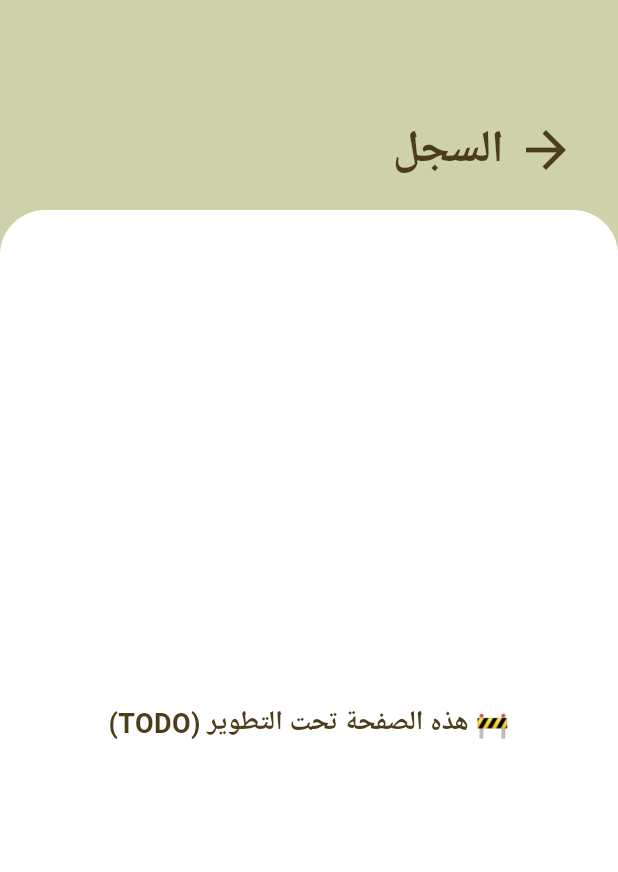
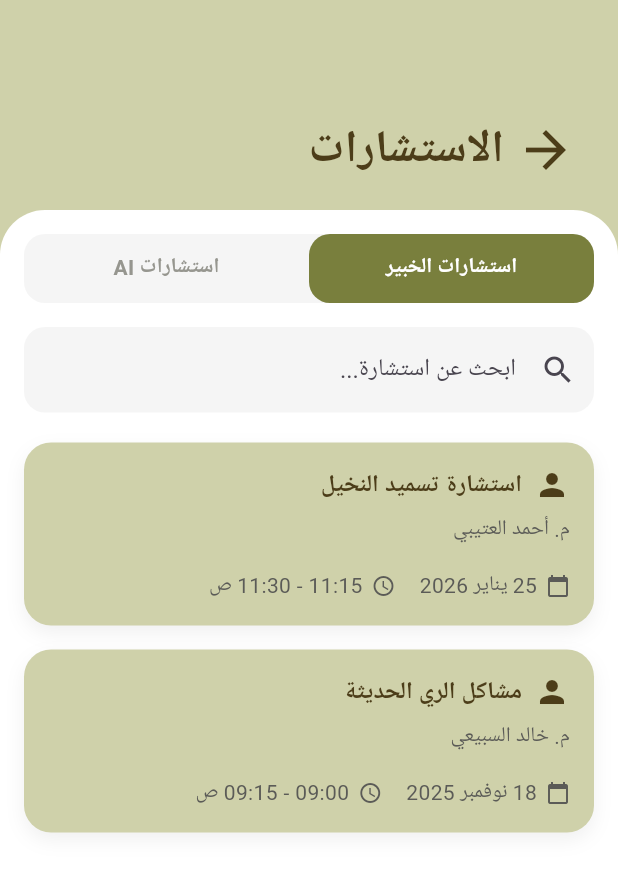
Before and after one commit to zaza386/Final-Project-NEKHLAWI, a Flutter app: the screen it shows once a user with an empty profile is signed in, after a tap on "سجلك", on a phone screen of 412 x 824 dp. Shown: the top 872 px of the screen. Run offline on Flutter 3.47's test engine with Material 3 defaults, Android fonts, the phone set to English and light mode, and no system bars; our stand-ins replace firebase_auth, firebase_core, get; accounts and stored records are empty.

```diff
--- a/NekhlawiApp/lib/core/theme/app_colors.dart
+++ b/NekhlawiApp/lib/core/theme/app_colors.dart
@@ -8,4 +8,5 @@ class AppColors {
   static const Color grey = Color(0xFF96968F);
   static const Color darkBrown = Color(0xFF4C3D19);
   static const Color darkGreen = Color(0xFF252F12);
+  static const Color darkGrey = Color.fromARGB(255, 91, 91, 87);
 }
--- a/NekhlawiApp/lib/core/widgets/consultation_card.dart
+++ b/NekhlawiApp/lib/core/widgets/consultation_card.dart
@@ -0,0 +1,96 @@
+import 'package:flutter/material.dart';
+import '../theme/app_colors.dart';
+
+class ConsultationCard extends StatelessWidget {
+  final String title;
+  final String subtitle;
+  final String date;
+  final String time;
+  final bool isAi;
+  final VoidCallback? onTap; // ✅ لازم يكون موجود
+
+  const ConsultationCard({
+    super.key,
+    required this.title,
+    required this.subtitle,
+    required this.date,
+    required this.time,
+    required this.isAi,
+    this.onTap, // ✅
+  });
+
+  @override
+  Widget build(BuildContext context) {
+    return InkWell( // ✅ مهم
+      onTap: onTap,
+      borderRadius: BorderRadius.circular(18),
+      child: Container(
+        width: double.infinity,
+        margin: const EdgeInsets.only(bottom: 16),
+        padding: const EdgeInsets.all(16),
+        decoration: BoxDecoration(
+          color: AppColors.header,
+          borderRadius: BorderRadius.circular(18),
+          boxShadow: [
+            BoxShadow(
+              color: Colors.black.withOpacity(0.06),
+              blurRadius: 10,
+              offset: const Offset(0, 5),
+            ),
+          ],
+        ),
+        child: Column(
+          crossAxisAlignment: CrossAxisAlignment.start,
+          children: [
+
+            Row(
+              children: [
+                Icon(
+                  isAi ? Icons.smart_toy : Icons.person,
+                  color: AppColors.darkBrown,
+                ),
+                const SizedBox(width: 8),
+                Expanded(
+                  child: Text(
+                    title,
+                    style: const TextStyle(
+                      fontSize: 16,
+                      fontWeight: FontWeight.bold,
+                      color: AppColors.darkBrown,
+                    ),
+                  ),
+                ),
+              ],
+            ),
+
+            const SizedBox(height: 8),
+
+            Text(
+              subtitle,
+              style: const TextStyle(
+                color: AppColors.darkGrey,
+                fontSize: 14,
+              ),
+            ),
+
+            const SizedBox(height: 16),
+
+            Row(
+              children: [
+                const Icon(Icons.calendar_today,
+                    size: 16, color: AppColors.darkGrey),
+                const SizedBox(width: 6),
+                Text(date, style: const TextStyle(color: AppColors.darkGrey)),
+                const SizedBox(width: 16),
+                const Icon(Icons.access_time,
+                    size: 16, color: AppColors.darkGrey),
+                const SizedBox(width: 6),
+                Text(time, style: const TextStyle(color: AppColors.darkGrey)),
+              ],
+            ),
+          ],
+        ),
+      ),
+    );
+  }
+}
--- a/NekhlawiApp/lib/core/widgets/header_background.dart
+++ b/NekhlawiApp/lib/core/widgets/header_background.dart
@@ -1,4 +1,3 @@
-
 import 'package:flutter/material.dart';
 import '../theme/app_colors.dart';
 import '../theme/app_text_styles.dart';
@@ -27,7 +26,7 @@ class HeaderBackground extends StatelessWidget {
         ),
       ),
       child: Row(
-          mainAxisAlignment: MainAxisAlignment.start,
+        crossAxisAlignment: CrossAxisAlignment.center,
         children: [
           if (showBack)
             IconButton(
@@ -36,7 +35,17 @@ class HeaderBackground extends StatelessWidget {
               iconSize: 40,
               color: AppColors.darkBrown,
             ),
-              Text(title, style: AppTextStyles.headerTitle),
+
+          /// ⭐ العنوان (الحل هنا)
+          Expanded(
+            child: Text(
+              title,
+              maxLines: 2,
+              overflow: TextOverflow.ellipsis,
+              softWrap: true,
+              style: AppTextStyles.headerTitle,
+            ),
+          ),
         ],
       ),
     );
--- a/NekhlawiApp/lib/pages/consultations_page.dart
+++ b/NekhlawiApp/lib/pages/consultations_page.dart
@@ -0,0 +1,205 @@
+import 'package:flutter/material.dart';
+import '../core/theme/app_colors.dart';
+import '../core/widgets/header_background.dart';
+import '../core/widgets/consultation_card.dart';
+import 'ai_consultation_details_page.dart';
+import 'expert_consultation_details_page.dart';
+
+class ConsultationsPage extends StatefulWidget {
+  const ConsultationsPage({super.key});
+
+  @override
+  State<ConsultationsPage> createState() => _ConsultationsPageState();
+}
+
+class _ConsultationsPageState extends State<ConsultationsPage> {
+  int selectedTab = 0; // 0 = خبير | 1 = AI
+
+  @override
+  Widget build(BuildContext context) {
+    return Directionality(
+      textDirection: TextDirection.rtl,
+      child: Scaffold(
+        body: Stack(
+          children: [
+            Container(color: AppColors.background),
+
+            /// Header
+            const HeaderBackground(title: 'الاستشارات'),
+
+            /// Content
+            Positioned(
+              top: 140,
+              left: 0,
+              right: 0,
+              bottom: 0,
+              child: Container(
+                padding: const EdgeInsets.all(16),
+                decoration: const BoxDecoration(
+                  color: AppColors.white,
+                  borderRadius: BorderRadius.only(
+                    topLeft: Radius.circular(30),
+                    topRight: Radius.circular(30),
+                  ),
+                ),
+                child: Column(
+                  children: [
+
+                    /// Tabs (خبير | AI)
+                    Container(
+                      height: 46,
+                      decoration: BoxDecoration(
+                        color: AppColors.background,
+                        borderRadius: BorderRadius.circular(14),
+                      ),
+                      child: Row(
+                        children: [
+                          _buildTab('استشارات الخبير', 0),
+                          _buildTab('استشارات AI', 1),
+                        ],
+                      ),
+                    ),
+
+                    const SizedBox(height: 16),
+
+                    /// Search
+                    TextField(
+                      decoration: InputDecoration(
+                        hintText: 'ابحث عن استشارة...',
+                        prefixIcon: const Icon(Icons.search),
+                        filled: true,
+                        fillColor: AppColors.background,
+                        border: OutlineInputBorder(
+                          borderRadius: BorderRadius.circular(14),
+                          borderSide: BorderSide.none,
+                        ),
+                      ),
+                    ),
+
+                    const SizedBox(height: 20),
+
+                    /// Content
+                    Expanded(
+                      child: selectedTab == 0
+                          ? _expertConsultations(context)
+                          : _aiConsultations(context),
+                    ),
+                  ],
+                ),
+              ),
+            ),
+          ],
+        ),
+      ),
+    );
+  }
+
+  /// Tab button
+  Widget _buildTab(String text, int index) {
+    final isSelected = selectedTab == index;
+
+    return Expanded(
+      child: GestureDetector(
+        onTap: () => setState(() => selectedTab = index),
+        child: Container(
+          alignment: Alignment.center,
+          decoration: BoxDecoration(
+            color: isSelected ? AppColors.primary : Colors.transparent,
+            borderRadius: BorderRadius.circular(14),
+          ),
+          child: Text(
+            text,
+            style: TextStyle(
+              color: isSelected ? AppColors.white : AppColors.grey,
+              fontWeight: FontWeight.w600,
+            ),
+          ),
+        ),
+      ),
+    );
+  }
+
+  /// Expert consultations
+  Widget _expertConsultations(BuildContext context) {
+    return ListView(
+      children: [
+        ConsultationCard(
+          title: 'استشارة تسميد النخيل',
+          subtitle: 'م. أحمد العتيبي',
+          date: '25 يناير 2026',
+          time: '11:15 - 11:30 ص',
+          isAi: false,
+          onTap: () {
+            Navigator.push(
+              context,
+              MaterialPageRoute(
+                builder: (_) => const ExpertConsultationDetailsPage(
+                  title: 'استشارة تسميد النخيل',
+                ),
+              ),
+            );
+          },
+        ),
+        ConsultationCard(
+          title: 'مشاكل الري الحديثة',
+          subtitle: 'م. خالد السبيعي',
+          date: '18 نوفمبر 2025',
+          time: '09:00 - 09:15 ص',
+          isAi: false,
+          onTap: () {
+            Navigator.push(
+              context,
+              MaterialPageRoute(
+                builder: (_) => const ExpertConsultationDetailsPage(
+                  title: 'مشاكل الري الحديثة',
+                ),
+              ),
+            );
+          },
+        ),
+      ],
+    );
+  }
+
+  /// AI consultations
+  Widget _aiConsultations(BuildContext context) {
+    return ListView(
+      children: [
+        ConsultationCard(
+          title: 'تشخيص اصفرار الأوراق',
+          subtitle: 'تحليل ذكي',
+          date: '06 نوفمبر 2025',
+          time: '08:15 ص',
+          isAi: true,
+          onTap: () {
+            Navigator.push(
+              context,
+              MaterialPageRoute(
+                builder: (_) => const AiConsultationDetailsPage(
+                  title: 'تشخيص اصفرار الأوراق',
+                ),
+              ),
+            );
+          },
+        ),
+        ConsultationCard(
+          title: 'توقع مرض فطري',
+          subtitle: 'تحليل ذكي',
+          date: '02 نوفمبر 2025',
+          time: '10:40 ص',
+          isAi: true,
+          onTap: () {
+            Navigator.push(
+              context,
+              MaterialPageRoute(
+                builder: (_) => const AiConsultationDetailsPage(
+                  title: 'توقع مرض فطري',
+                ),
+              ),
+            );
+          },
+        ),
+      ],
+    );
+  }
+}
--- a/NekhlawiApp/lib/pages/home_page.dart
+++ b/NekhlawiApp/lib/pages/home_page.dart
@@ -3,6 +3,7 @@ import 'package:nekhlawi_app/pages/mini_wiki.dart';
 import 'package:nekhlawi_app/pages/to_do_page.dart';
 import '../core/theme/app_colors.dart';
 import '../core/widgets/header_background.dart';
+import 'package:nekhlawi_app/pages/consultations_page.dart';
 
 class HomePage extends StatelessWidget {
   const HomePage({super.key});
@@ -140,7 +141,12 @@ class HomePage extends StatelessWidget {
                           _HomeCard(
                             icon: Icons.history,
                             title: 'سجلك',
-                            onTap: () => _goTodo(context, 'السجل'),
+                            onTap: () => Navigator.push(
+                              context,
+                              MaterialPageRoute(
+                                builder: (_) => const ConsultationsPage(),
+                              ),
+                            ),
                           ),
                         ],
                       ),
--- a/NekhlawiApp/lib/pages/login_page.dart
+++ b/NekhlawiApp/lib/pages/login_page.dart
@@ -29,9 +29,9 @@ class _LoginPageState extends State<LoginPage> {
 
   bool get canProceed =>
       emailController.text.isNotEmpty &&
-      isEmailValid &&
-      passwordController.text.isNotEmpty &&
-      isPasswordValid;
+          isEmailValid &&
+          passwordController.text.isNotEmpty &&
+          isPasswordValid;
 
 
 
--- a/NekhlawiApp/lib/pages/to_do_page.dart
+++ b/NekhlawiApp/lib/pages/to_do_page.dart
@@ -14,9 +14,7 @@ class TodoPage extends StatelessWidget {
       child: Scaffold(
         body: Stack(
           children: [
-            // الخلفية
             Container(color: Colors.white),
-            // الهيدر
             HeaderBackground(title: title),
 
             Positioned(
--- a/NekhlawiApp/pubspec.yaml
+++ b/NekhlawiApp/pubspec.yaml
@@ -67,6 +67,9 @@ flutter:
     - images/image3.png
     - images/welcome.png
     - images/palm_growth.jpg
+    - images/seedling.jpg
+    - images/pests.png
+    - images/nekhlawi_icon.png
 
   # An image asset can refer to one or more resolution-specific "variants", see
   # https://flutter.dev/to/resolution-aware-images
```
Also changed, not shown: NekhlawiApp/lib/core/widgets/action_card.dart (added, +34 -0 lines), NekhlawiApp/lib/core/widgets/ai_result_card.dart (added, +57 -0 lines), NekhlawiApp/lib/core/widgets/article_card.dart (+38 -3 lines), NekhlawiApp/lib/pages/ai_consultation_details_page.dart (+129 -0 lines), NekhlawiApp/lib/pages/expert_consultation_details_page.dart (added, +20 -0 lines), NekhlawiApp/lib/pages/mini_wiki.dart (+50 -18 lines), NekhlawiApp/images/nekhlawi_icon.png (added), NekhlawiApp/images/pests.png (added), 3 other files. Lines whose indentation alone changed are shown as unchanged.
